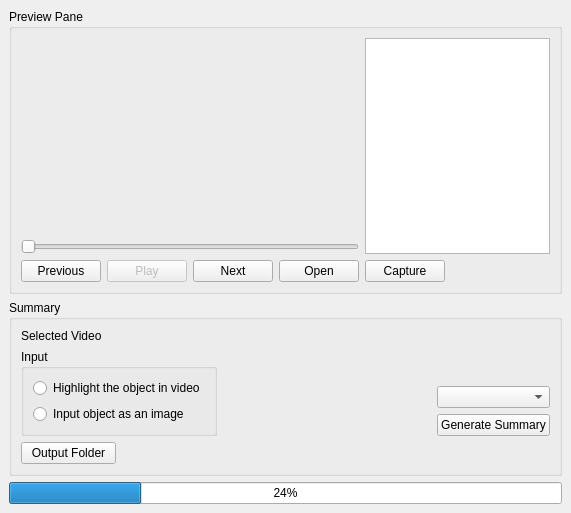
Above: home.ui from odigous-labs/vid_sum_win_tool before the change. Below: the same form after it.
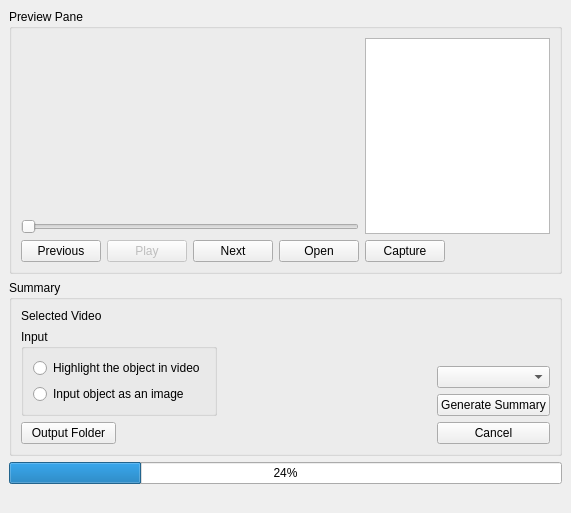
That is the form after the change.

```diff
--- a/home.ui
+++ b/home.ui
@@ -15,6 +15,13 @@
   </property>
   <widget class="QWidget" name="centralwidget">
    <layout class="QGridLayout" name="gridLayout_4">
+    <item row="2" column="0">
+     <widget class="QProgressBar" name="progressBar">
+      <property name="value">
+       <number>24</number>
+      </property>
+     </widget>
+    </item>
     <item row="0" column="0">
      <widget class="QGroupBox" name="groupBox">
       <property name="title">
@@ -199,13 +206,20 @@
          </property>
         </widget>
        </item>
+       <item row="4" column="3">
+        <widget class="QPushButton" name="cancelButton">
+         <property name="text">
+          <string>Cancel</string>
+         </property>
+        </widget>
+       </item>
       </layout>
      </widget>
     </item>
-    <item row="2" column="0">
-     <widget class="QProgressBar" name="progressBar">
-      <property name="value">
-       <number>24</number>
+    <item row="3" column="0">
+     <widget class="QLabel" name="progreess_bar_lbl">
+      <property name="text">
+       <string/>
       </property>
      </widget>
     </item>
```
